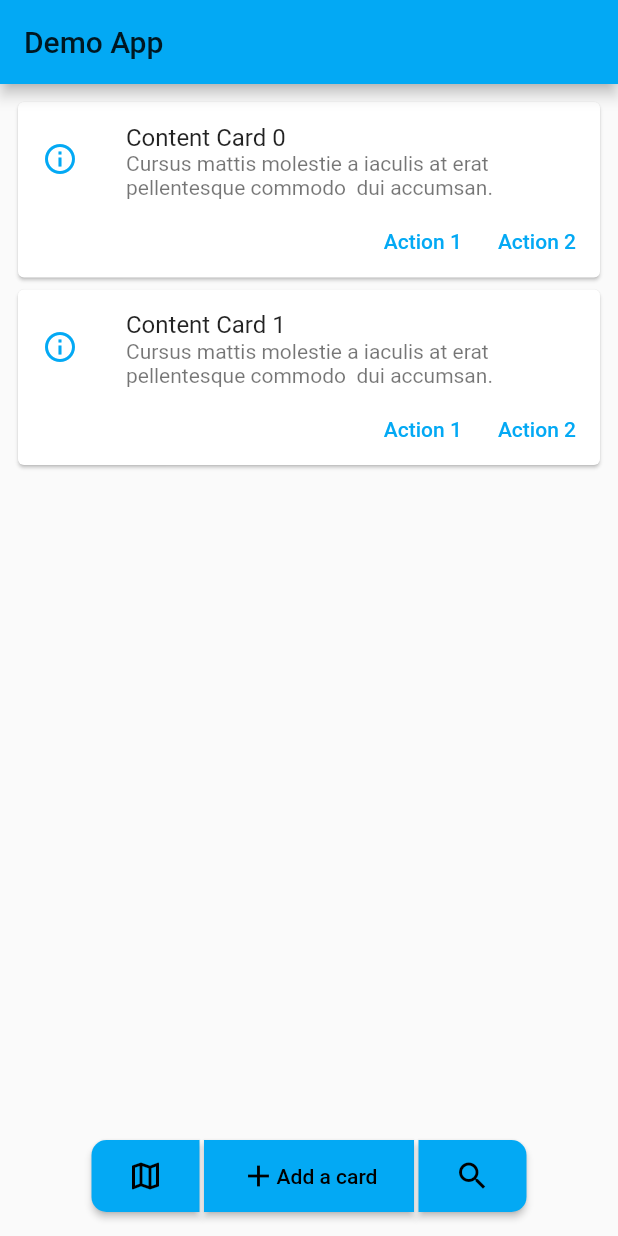
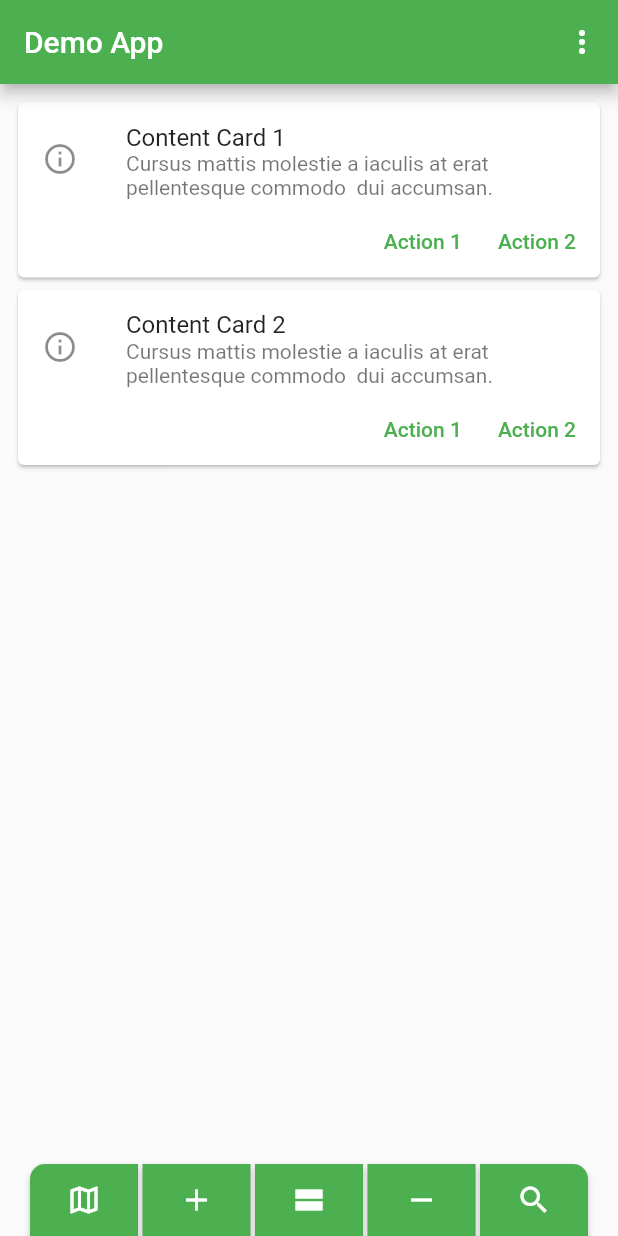
Before and after one commit to underwhelmingToaster/button_navigation_bar, a Flutter app: the screen it shows after launch, on a phone screen of 412 x 824 dp. Run offline on Flutter 3.47's test engine with Material 2 defaults, Android fonts, the light colour scheme and no system bars.

Commit message:
improved example and updated example images

```diff
--- a/example/lib/card_service.dart
+++ b/example/lib/card_service.dart
@@ -13,9 +13,8 @@ class CardService {
             ListTile(
               leading: Icon(
                 Icons.info_outline,
-                color: Colors.lightBlue,
               ),
-              title: Text('Content Card ${i.toString()}'),
+              title: Text('Content Card ${(i + 1).toString()}'),
               subtitle: Text(
                   'Cursus mattis molestie a iaculis at erat pellentesque commodo  dui accumsan.'),
             ),
--- a/example/lib/main.dart
+++ b/example/lib/main.dart
@@ -13,8 +13,9 @@ class MyApp extends StatelessWidget {
   Widget build(BuildContext context) {
     return MaterialApp(
       title: 'Button Nav Bar Demo',
+      debugShowCheckedModeBanner: false,
       theme: ThemeData(
-        primarySwatch: Colors.lightBlue,
+        primarySwatch: Colors.green,
       ),
       home: MyHomePage(title: 'Demo App'),
     );
@@ -30,21 +31,78 @@ class MyHomePage extends StatefulWidget {
 }
 
 class _MyHomePageState extends State<MyHomePage> {
+  int example = 1;
   int cardCounter = 2;
 
   @override
   Widget build(BuildContext context) {
+    switch (example) {
+      case 1:
+        return example1(context);
+      case 2:
+        return example2(context);
+      default:
+        throw "Example nr. $example is not implemented";
+    }
+  }
+
+  Scaffold example1(BuildContext context) {
     return Scaffold(
-      appBar: AppBar(
-        title: Text(widget.title),
+      appBar: appBar(context),
+      body: body(context),
+      floatingActionButtonLocation: FloatingActionButtonLocation.centerDocked,
+      floatingActionButton: ButtonNavigationBar(
+        borderRadius: BorderRadius.only(
+            topRight: Radius.circular(10), topLeft: Radius.circular(10)),
+        children: [
+          ButtonNavigationItem(
+              icon: Icons.map_outlined,
+              onPressed: () {
+                Navigator.push(
+                    context,
+                    MaterialPageRoute(
+                        builder: (BuildContext context) => SubPageOne()));
+              }),
+          ButtonNavigationItem(
+              icon: Icons.add,
+              onPressed: () {
+                setState(() {
+                  cardCounter++;
+                });
+              }),
+          ButtonNavigationItem(
+              icon: Icons.view_stream_sharp,
+              onPressed: () {
+                setState(() {
+                  cardCounter = 2;
+                });
+              }),
+          ButtonNavigationItem(
+              icon: Icons.remove,
+              onPressed: () {
+                setState(() {
+                  if (cardCounter > 1) {
+                    cardCounter--;
+                  }
+                });
+              }),
+          ButtonNavigationItem(
+              icon: Icons.search,
+              onPressed: () {
+                Navigator.push(
+                    context,
+                    MaterialPageRoute(
+                        builder: (BuildContext context) => SubPageTwo()));
+              })
+        ],
       ),
-      body: SingleChildScrollView(
-          padding: EdgeInsets.all(8),
-          child: Column(
-            mainAxisAlignment: MainAxisAlignment.start,
-            crossAxisAlignment: CrossAxisAlignment.center,
-            children: CardService().returnCards(cardCounter),
-          )),
+    );
+  }
+
+  Scaffold example2(BuildContext context) {
+    return Scaffold(
+      appBar: appBar(context),
+      body: body(context),
       floatingActionButtonLocation: FloatingActionButtonLocation.centerFloat,
       floatingActionButton: ButtonNavigationBar(
         borderRadius: BorderRadius.all(Radius.circular(10)),
@@ -78,4 +136,48 @@ class _MyHomePageState extends State<MyHomePage> {
       ),
     );
   }
+
+  AppBar appBar(BuildContext context) {
+    return AppBar(
+      title: Text(widget.title),
+      actions: [
+        PopupMenuButton(
+          itemBuilder: (BuildContext context) {
+            return [
+              PopupMenuItem(
+                  onTap: () {
+                    setState(() {
+                      example = 1;
+                    });
+                  },
+                  child: InkWell(
+                    splashColor: Colors.grey,
+                    child: Text("Example 1"),
+                  )),
+              PopupMenuItem(
+                  onTap: () {
+                    setState(() {
+                      example = 2;
+                    });
+                  },
+                  child: InkWell(
+                    splashColor: Colors.grey,
+                    child: Text("Example 2"),
+                  ))
+            ];
+          },
+        ),
+      ],
+    );
+  }
+
+  Widget body(BuildContext context) {
+    return SingleChildScrollView(
+        padding: EdgeInsets.all(8),
+        child: Column(
+          mainAxisAlignment: MainAxisAlignment.start,
+          crossAxisAlignment: CrossAxisAlignment.center,
+          children: CardService().returnCards(cardCounter),
+        ));
+  }
 }
```
Also changed, not shown: example/images/example1.png, example/images/example2.png, 1 other file.
